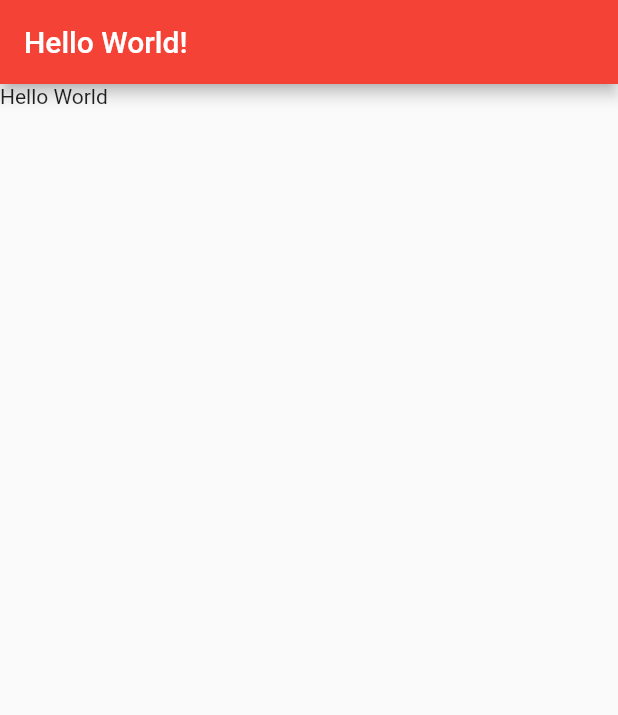
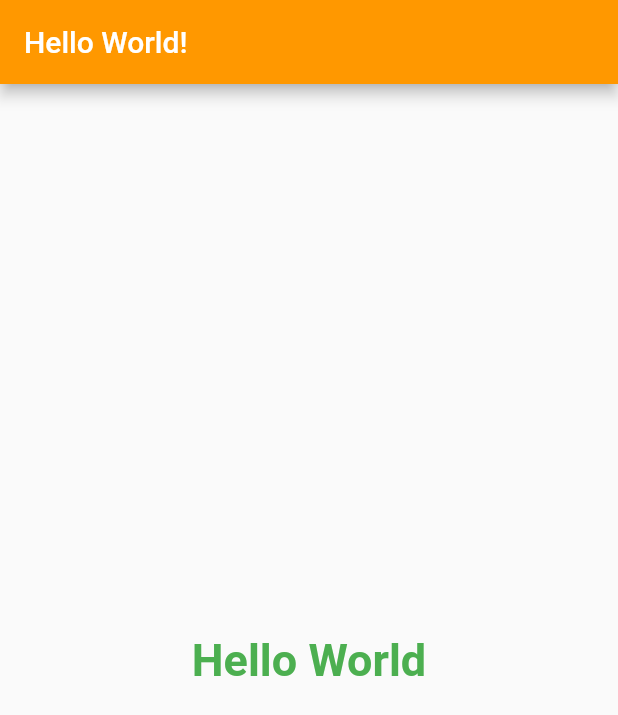
Before and after one commit to r100-stack/Flutter-Weekly-Series-1-Hello-World, a Flutter app: the screen it shows after launch, on a phone screen of 412 x 824 dp. Shown: the top 715 px of the screen. Run offline on Flutter 3.47's test engine with Material 2 defaults, Android fonts, the phone set to English and light mode, and no system bars.

Commit message:
Added solutions for Step 5

```diff
--- a/lib/main.dart
+++ b/lib/main.dart
@@ -36,9 +36,18 @@ class MyApp extends StatelessWidget {
       home: Scaffold(
         appBar: AppBar(
           title: Text('Hello World!'),
-          backgroundColor: Colors.red,
+          backgroundColor: Colors.orange,
         ),
-        body: Text('Hello World'),
+        body: Center(
+          child: Text(
+            'Hello World',
+            style: TextStyle(
+                fontSize: 30.0,
+                color: Colors.green,
+                fontWeight: FontWeight.bold
+            ),
+          ),
+        ),
       ),
     );
   }
```
